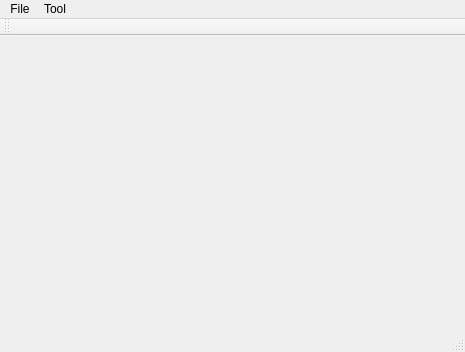
boliu68/CV_HW, file p1/mainwindow.ui: the form before one commit.
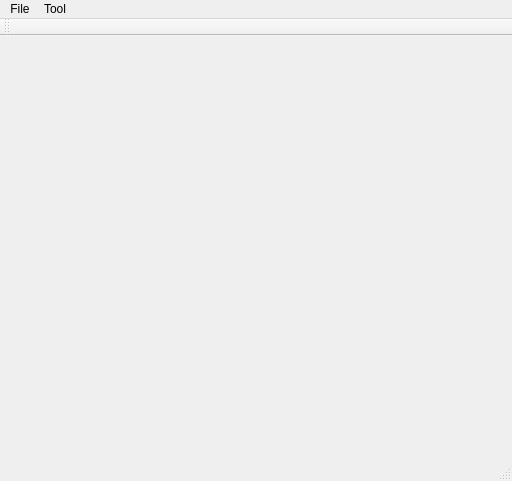
The form after the commit.

Patch:
```diff
--- a/p1/mainwindow.ui
+++ b/p1/mainwindow.ui
@@ -6,8 +6,8 @@
    <rect>
     <x>0</x>
     <y>0</y>
-    <width>465</width>
-    <height>352</height>
+    <width>512</width>
+    <height>481</height>
    </rect>
   </property>
   <property name="windowTitle">
@@ -39,7 +39,7 @@
     <rect>
      <x>0</x>
      <y>0</y>
-     <width>465</width>
+     <width>512</width>
      <height>21</height>
     </rect>
    </property>
```
Left out of the diff: 87 changed lines with no effect on the pictures.
